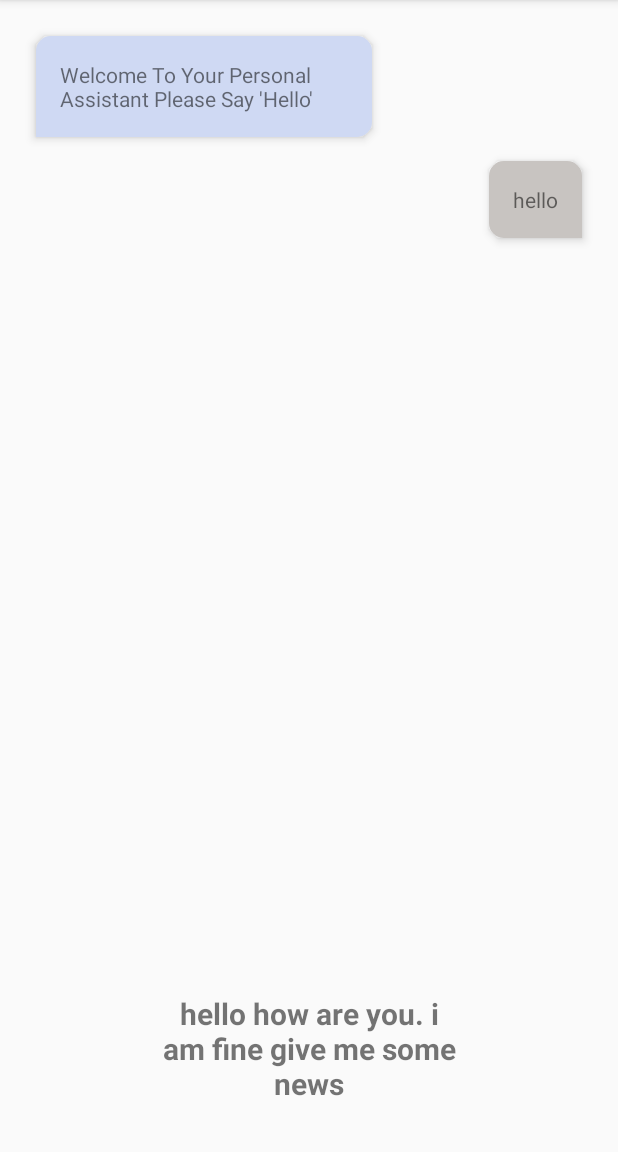
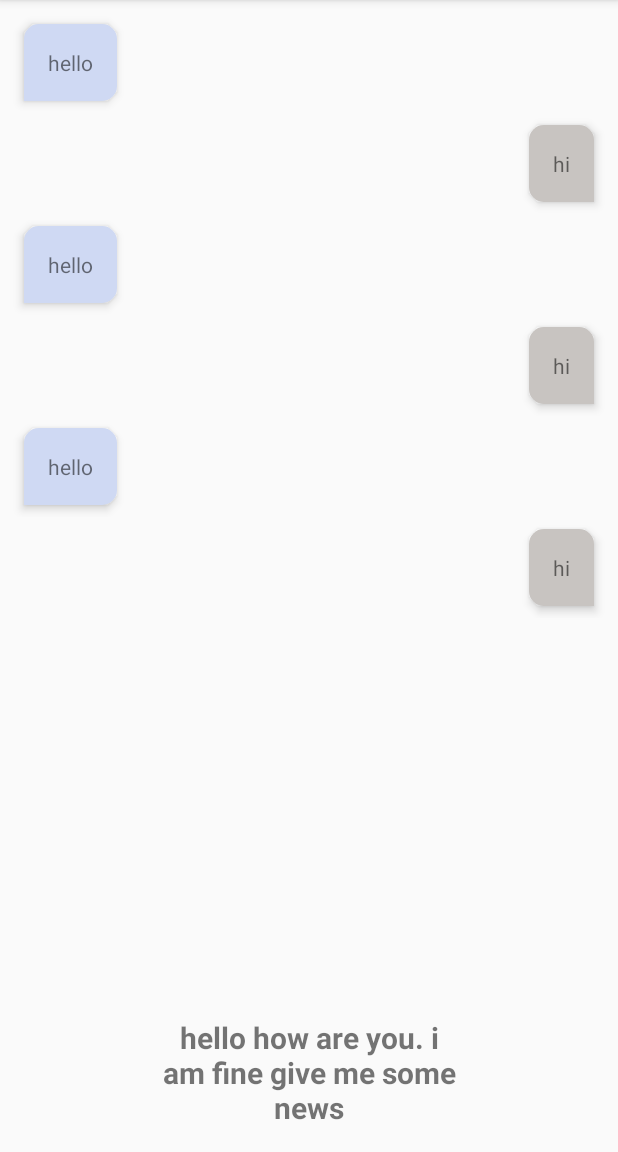
Before and after one commit to apurbar06/PersonalVoiceAssistent, an Android app: the screen it shows after launch (MainActivity), on a phone screen of 412 x 824 dp, the part 84-1236 px from its top. Run offline under Robolectric (Android 15) with nearby library versions, the phone set to English and light mode, and no system bars.

Commit message:
added recycler view

```diff
--- a/app/src/main/java/com/personalvoiceassistent/MainActivity.java
+++ b/app/src/main/java/com/personalvoiceassistent/MainActivity.java
@@ -1,17 +1,140 @@
 package com.personalvoiceassistent;
 
 import android.os.Bundle;
+import android.util.Log;
+import android.view.LayoutInflater;
+import android.view.View;
+import android.view.ViewGroup;
+
+import androidx.annotation.NonNull;
 import androidx.appcompat.app.AppCompatActivity;
+import androidx.recyclerview.widget.LinearLayoutManager;
+import androidx.recyclerview.widget.RecyclerView;
+
+import java.util.ArrayList;
+
 
 public class MainActivity extends AppCompatActivity {
 
     private static final String TAG = "MainActivity";
+    private RecyclerView recyclerView;
+    private ArrayList<Chat> chats = new ArrayList<>();
+    private ChatAdapter chatAdapter;
 
 
     @Override
     protected void onCreate(Bundle savedInstanceState) {
         super.onCreate(savedInstanceState);
         setContentView(R.layout.activity_main);
+
+        recyclerView = findViewById(R.id.recyclerView);
+        chats.add(new Chat("hello", Chat.BOT));
+        chats.add(new Chat("hi", Chat.USER));
+        chats.add(new Chat("hello", Chat.BOT));
+        chats.add(new Chat("hi", Chat.USER));
+        chats.add(new Chat("hello", Chat.BOT));
+        chats.add(new Chat("hi", Chat.USER));
+
+
+        chatAdapter = new ChatAdapter(chats);
+        recyclerView.setHasFixedSize(true);
+        recyclerView.setLayoutManager(new LinearLayoutManager(this));
+        recyclerView.setAdapter(chatAdapter);
+
+    }
+
+
+    public void handelClick(View view) {
+        chats.add(new Chat("hello", Chat.BOT));
+        chats.add(new Chat("hi", Chat.USER));
+        chatAdapter.notifyDataSetChanged();
+    }
+}
+
+class ChatAdapter extends RecyclerView.Adapter {
+    private static final String TAG = "MyAdapter";
+    private ArrayList<Chat> chats;
+
+    public ChatAdapter(ArrayList<Chat> chats) {
+        Log.d(TAG, "MyAdapter: ");
+        this.chats = chats;
+    }
+
+    @NonNull
+    @Override
+    public MyViewHolder onCreateViewHolder(@NonNull ViewGroup parent, int viewType) {
+        LayoutInflater layoutInflater = LayoutInflater.from(parent.getContext());
+
+        Chat chat = this.chats.get(viewType);
+        int layout = chat.isBot() ? R.layout.chat_bot : R.layout.chat_user;
+        View view = layoutInflater.inflate(layout, parent, false);
+        Log.d(TAG, String.format("onCreateViewHolder: %s", viewType));
+        return new MyViewHolder(view);
+    }
+
+    @Override
+    public int getItemViewType(int position) {
+        return chats.get(position).getViewType();
+    }
+
+    @Override
+    public void onBindViewHolder(@NonNull RecyclerView.ViewHolder holder, int position) {
+        Log.d(TAG, String.format("onBindViewHolder: %s", position));
+
+    }
+
+
+    @Override
+    public int getItemCount() {
+        return chats.size();
+    }
+
+    public static class MyViewHolder extends RecyclerView.ViewHolder {
+        View layout;
+
+        public MyViewHolder(@NonNull View itemView) {
+            super(itemView);
+            Log.d(TAG, "MyViewHolder: ");
+            layout = itemView;
+        }
+    }
+}
+
+
+class Chat {
+    static final int BOT = 0;
+    static final int USER = 1;
+    private String msg;
+    private int viewType;
+
+
+    public Chat(String msg, int viewType) {
+        this.msg = msg;
+        this.viewType = viewType;
+    }
+
+    public String getMsg() {
+        return msg;
+    }
+
+    public void setMsg(String msg) {
+        this.msg = msg;
+    }
+
+    public int getViewType() {
+        return viewType;
+    }
+
+    public void setViewType(int viewType) {
+        this.viewType = viewType;
+    }
+
+    public boolean isUser() {
+        return this.viewType == USER;
+    }
+
+    public boolean isBot() {
+        return this.viewType == BOT;
     }
 
 }
--- a/app/src/main/res/layout/activity_main.xml
+++ b/app/src/main/res/layout/activity_main.xml
@@ -3,32 +3,20 @@
     xmlns:tools="http://schemas.android.com/tools"
     android:layout_width="match_parent"
     android:layout_height="match_parent"
-    android:layout_margin="@dimen/margin_md"
     tools:context=".MainActivity">
 
-    <LinearLayout
+
+    <androidx.recyclerview.widget.RecyclerView
+        android:id="@+id/recyclerView"
         android:layout_width="match_parent"
         android:layout_height="match_parent"
-        android:orientation="vertical">
-
-        <LinearLayout style="@style/SpeechBubbleContainer.Bot">
-
-            <TextView
-                style="@style/SpeechBubbleContainer.Text"
-                android:text="@string/app_intro_msg" />
-        </LinearLayout>
-
-        <LinearLayout style="@style/SpeechBubbleContainer.User">
-
-            <TextView
-                style="@style/SpeechBubbleContainer.Text"
-                android:text="hello" />
-        </LinearLayout>
-
-    </LinearLayout>
+        android:padding="@dimen/margin_sm"
+        />
 
     <TextView
         style="@style/SpeechBubbleCommandPreview"
         android:text="hello how are you. i am fine give me some news"
-        tools:ignore="MissingConstraints" />
+        tools:ignore="MissingConstraints"
+        android:onClick="handelClick"
+        />
 </androidx.constraintlayout.widget.ConstraintLayout>
--- a/app/src/main/res/layout/chat_bot.xml
+++ b/app/src/main/res/layout/chat_bot.xml
@@ -1,7 +1,14 @@
 <?xml version="1.0" encoding="utf-8"?>
-<LinearLayout style="@style/SpeechBubbleContainer.Bot"
-    xmlns:android="http://schemas.android.com/apk/res/android">
-    <TextView
-        style="@style/SpeechBubbleContainer.Text"
-        android:text="hello" />
-</LinearLayout>
+<RelativeLayout xmlns:android="http://schemas.android.com/apk/res/android"
+    android:id="@+id/chat_bubble_bot"
+    android:layout_width="match_parent"
+    android:layout_height="wrap_content">
+    <LinearLayout
+        style="@style/SpeechBubbleContainer.Bot"
+        android:layout_width="wrap_content"
+        android:layout_height="wrap_content">
+        <TextView
+            style="@style/SpeechBubbleContainer.Text"
+            android:text="hello" />
+    </LinearLayout>
+</RelativeLayout>
--- a/app/src/main/res/layout/chat_user.xml
+++ b/app/src/main/res/layout/chat_user.xml
@@ -1,7 +1,14 @@
 <?xml version="1.0" encoding="utf-8"?>
-<LinearLayout style="@style/SpeechBubbleContainer.User"
-    xmlns:android="http://schemas.android.com/apk/res/android">
-    <TextView
-        style="@style/SpeechBubbleContainer.Text"
-        android:text="hello" />
-</LinearLayout>
+<RelativeLayout xmlns:android="http://schemas.android.com/apk/res/android"
+    android:id="@+id/chat_bubble_bot"
+    android:layout_width="match_parent"
+    android:layout_height="wrap_content">
+    <LinearLayout
+        style="@style/SpeechBubbleContainer.User"
+        android:layout_width="wrap_content"
+        android:layout_height="wrap_content">
+        <TextView
+            style="@style/SpeechBubbleContainer.Text"
+            android:text="hi" />
+    </LinearLayout>
+</RelativeLayout>
--- a/app/src/main/res/values/styles.xml
+++ b/app/src/main/res/values/styles.xml
@@ -27,6 +27,8 @@
     <style name="SpeechBubbleContainer.User" parent="SpeechBubbleContainer">
         <item name="android:layout_gravity">end</item>
         <item name="android:background">@drawable/speech_bubble_user</item>
+        <item name="android:layout_alignParentRight">true</item>
+
     </style>
 
 
```
